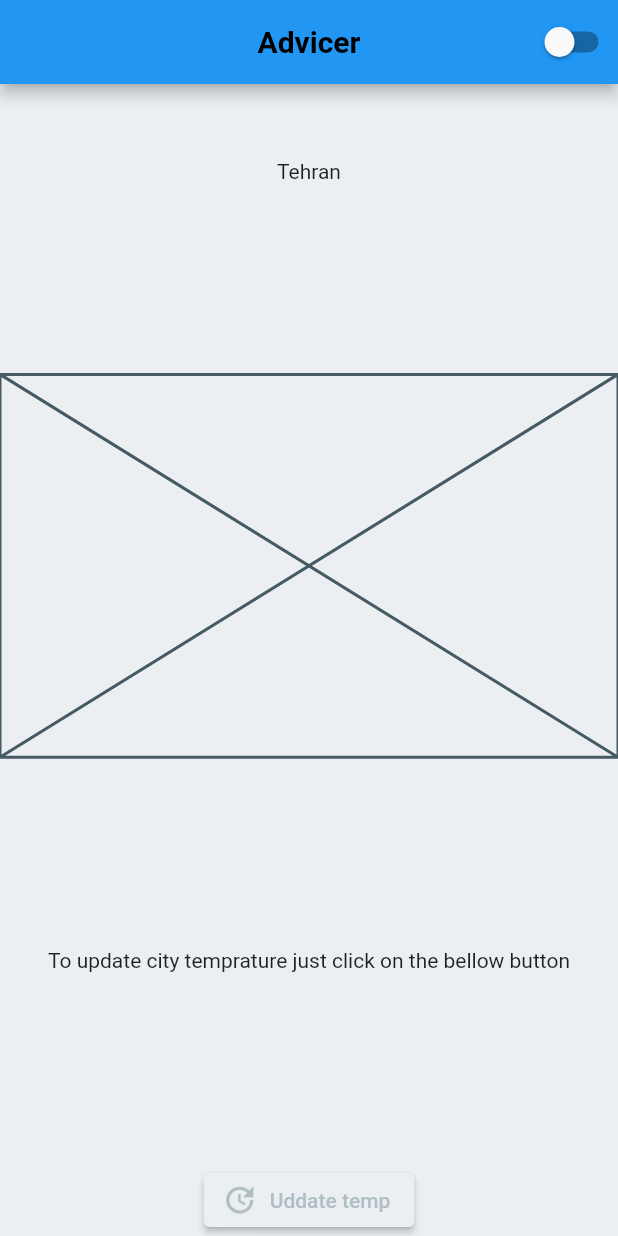
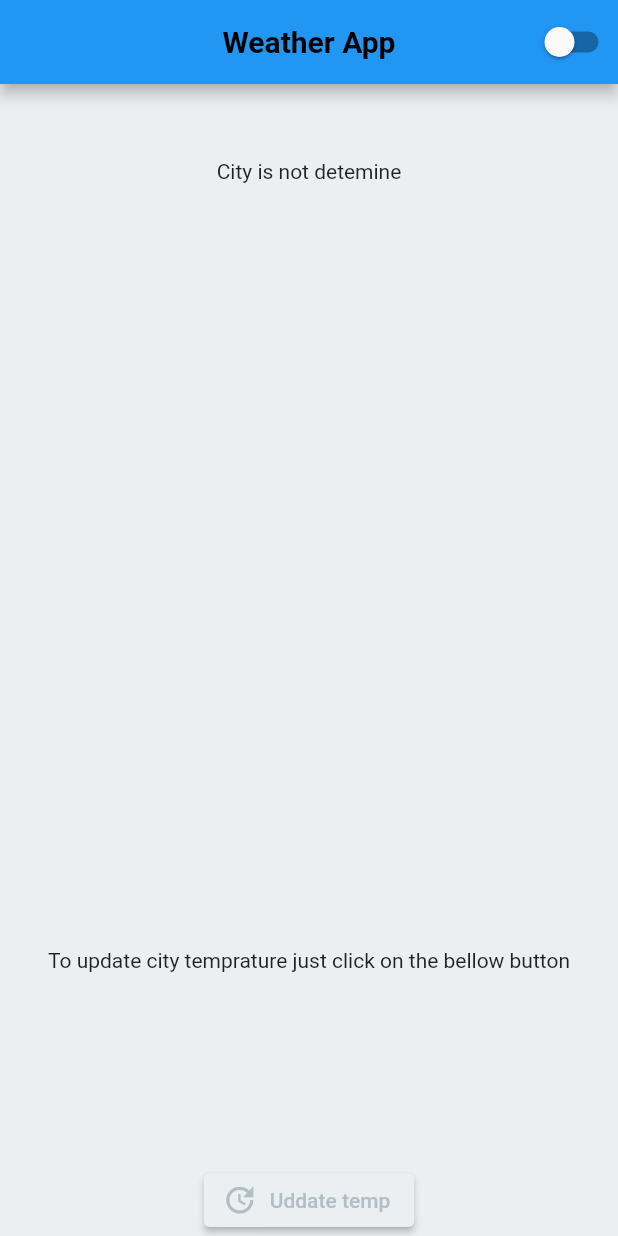
Before and after one commit to b3hzadsh/weather-clean, a Flutter app: the screen it shows after launch, on a phone screen of 412 x 824 dp. Run offline on Flutter 3.47's test engine with Material 2 defaults, Android fonts, the phone set to English and light mode, and no system bars; our stand-ins replace bloc, dartz, equatable, flutter_bloc; Roboto replaces fonts that are missing (Rubik).

Commit message:
add show weather feature

```diff
--- a/lib/core/error/failure.dart
+++ b/lib/core/error/failure.dart
@@ -1,7 +1,7 @@
 import 'package:equatable/equatable.dart';
 
 abstract class Failure extends Equatable {
-  Failure([List properties = const <dynamic>[]]);
+  const Failure([List properties = const <dynamic>[]]);
 }
 
 class ServerFailure extends Failure {
@@ -15,3 +15,9 @@ class CacheFailure extends Failure {
   // TODO: implement props
   List<Object?> get props => [];
 }
+
+class GeneralFailure extends Failure {
+  @override
+  // TODO: implement props
+  List<Object?> get props => [];
+}
--- /dev/null
+++ b/lib/features/weather/domain/entities/city_temp_entity.dart
@@ -0,0 +1,16 @@
+import 'package:equatable/equatable.dart';
+
+class WeatherEntity extends Equatable {
+  final String cityName, weatherText;
+  final double temprature;
+
+  const WeatherEntity({
+    required this.cityName,
+    required this.temprature,
+    required this.weatherText,
+  });
+
+  @override
+  // TODO: implement props
+  List<Object?> get props => [cityName, temprature, weatherText];
+}
--- /dev/null
+++ b/lib/features/weather/domain/usecase/weather_usecase.dart
@@ -0,0 +1,14 @@
+import 'package:test_gradle_files/core/error/failure.dart';
+import 'package:dartz/dartz.dart';
+import 'package:test_gradle_files/core/usecase/usecase.dart';
+import 'package:test_gradle_files/features/weather/data/repository/wheather_repo_impl.dart';
+
+import '../entities/city_temp_entity.dart';
+
+class WaetherUsecase extends UseCase {
+  WeatherRepoImpl repo = WeatherRepoImpl();
+  @override
+  Future<Either<Failure, WeatherEntity>> call(params) async {
+    return repo.getWeatherFromDataSource();
+  }
+}
--- a/lib/features/weather/presentation/pages/home_page/cubit/get_temp_state.dart
+++ b/lib/features/weather/presentation/pages/home_page/cubit/get_temp_state.dart
@@ -13,12 +13,18 @@ class LoadingState extends GetTempState {} // indicator
 
 class ShowTempState extends GetTempState {
   /// show the temp
-  final double temp;
+  final WeatherEntity cityTempEntity;
 
-  const ShowTempState(this.temp);
+  const ShowTempState(this.cityTempEntity);
   @override
   // TODO: implement props
-  List<Object> get props => [temp];
+  List<Object> get props => [cityTempEntity];
 }
 
-class ShowErrorState extends GetTempState {} // some thing is wrong
+class ShowErrorState extends GetTempState {
+  final String errorMessage;
+
+  ShowErrorState(this.errorMessage);
+
+  List<Object> get props => [errorMessage];
+} // some thing is wrong
--- a/lib/features/weather/presentation/pages/home_page/home_page.dart
+++ b/lib/features/weather/presentation/pages/home_page/home_page.dart
@@ -20,7 +20,8 @@ class HomePage extends StatelessWidget {
   ///
   const HomePage({super.key});
 
-  updateTheTemp (BuildContext context) => context.read<GetTempCubit>().adviceRequested();
+  updateTheTemp(BuildContext context) =>
+      context.read<GetTempCubit>().adviceRequested();
 
   @override
   Widget build(BuildContext context) {
@@ -29,7 +30,7 @@ class HomePage extends StatelessWidget {
     return Scaffold(
       appBar: AppBar(
         title: Text(
-          'Advicer',
+          'Weather App',
           style: themeData.textTheme.displayLarge,
         ),
         centerTitle: true,
@@ -48,22 +49,53 @@ class HomePage extends StatelessWidget {
           crossAxisAlignment: CrossAxisAlignment.center,
           children: <Widget>[
             SizedBox(height: 50),
-            // Expanded(child: Container(), flex: 3),
-            Text('Tehran'),
+            BlocBuilder<GetTempCubit, GetTempState>(
+              builder: (context, state) {
+                if (state is GetTempInitial) {
+                  return Text('City is not detemine');
+                } else if (state is LoadingState) {
+                  return CircularProgressIndicator(
+                    color: themeData.indicatorColor,
+                  );
+                } else if (state is ShowTempState) {
+                  return Text(
+                    state.cityTempEntity.cityName,
+                    style: themeData.textTheme.headlineMedium,
+                  );
+                } else {
+                  return Text(errorMessage);
+                }
+                //
+              },
+            ),
             Expanded(flex: 1, child: Container()),
-            Expanded(flex: 2, child: Placeholder()),
+            Expanded(
+                flex: 2,
+                child: BlocBuilder<GetTempCubit, GetTempState>(
+                  builder: (context, state) {
+                    if (state is ShowTempState) {
+                      return Text(
+                        state.cityTempEntity.weatherText,
+                        style: themeData.textTheme.headlineLarge,
+                      );
+                    }
+                    return Container();
+                  },
+                )),
             Expanded(flex: 1, child: Container()),
             BlocBuilder<GetTempCubit, GetTempState>(
               builder: (context, state) {
-                if (kDebugMode) {
-                  print(state.runtimeType);
-                }
                 if (state is GetTempInitial) {
                   return Text(pushButtonForUpdat);
                 } else if (state is LoadingState) {
-                  return CircularProgressIndicator();
+                  return CircularProgressIndicator(
+                    color: themeData.indicatorColor,
+                  );
                 } else if (state is ShowTempState) {
-                  return Text('temp : ${state.temp}');
+                  return Text(
+                    '${state.cityTempEntity.temprature} °C',
+                    style: themeData.textTheme.headlineLarge,
+                  );
                 } else {
                   return Text(errorMessage);
                 }
@@ -71,7 +103,7 @@ class HomePage extends StatelessWidget {
             ),
             Expanded(flex: 1, child: Container()),
             ElevatedButton.icon(
-              onPressed:()=> updateTheTemp(context),
+              onPressed: () => updateTheTemp(context),
               // onPressed: () => context.read<GetTempCubit>().adviceRequested(),
               icon: Icon(Icons.update),
               label: Text(updateButtonLable),
```
Also changed, not shown: lib/core/servises/weather_service.dart (+27 -3 lines), lib/features/weather/data/datasource/remote_datasource.dart (added, +42 -0 lines), lib/features/weather/data/models/weather_model.dart (added, +18 -0 lines), lib/features/weather/data/repository/wheather_repo_impl.dart (added, +24 -0 lines), lib/features/weather/domain/repository/weather_repo.dart (added, +8 -0 lines), lib/features/weather/presentation/pages/home_page/cubit/get_temp_cubit.dart (+23 -3 lines), lib/core/error/exceptions.dart (line endings or trailing spaces).
